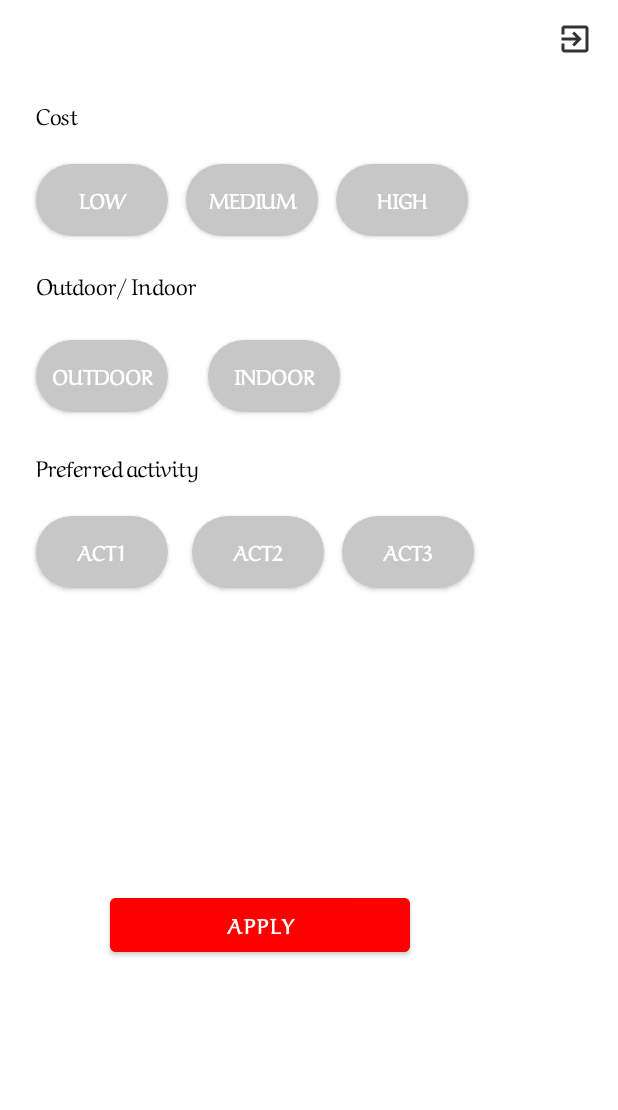
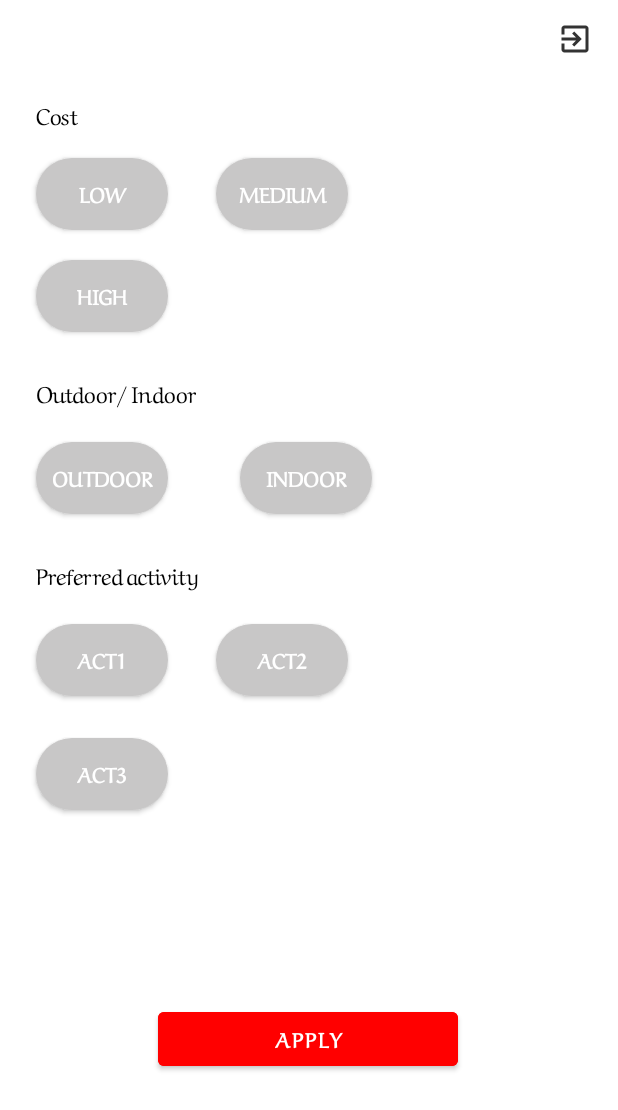
Before and after one commit to eezj35/OrbitalApp, an Android app: the layout popup.xml on its own in the app's theme, with its tools: preview values and no code run, on a phone screen of 412 x 824 dp. Shown: the top 1110 px of the screen. Run offline under Robolectric (Android 15) with nearby library versions, the phone set to English and light mode, and no system bars; Roboto replaces fonts that are not available here.

```diff
--- a/app/src/main/res/layout/popup.xml
+++ b/app/src/main/res/layout/popup.xml
@@ -34,11 +34,11 @@
         android:id="@+id/filter_btn_low"
         android:layout_width="wrap_content"
         android:layout_height="wrap_content"
+        android:layout_marginTop="16dp"
         android:background="@drawable/filter_button"
         android:text="Low"
         android:textColor="@color/white"
         android:textStyle="bold"
-        app:layout_constraintBottom_toTopOf="@+id/textView6"
         app:layout_constraintStart_toStartOf="@+id/textView4"
         app:layout_constraintTop_toBottomOf="@+id/textView4" />
 
@@ -46,7 +46,7 @@
         android:id="@+id/filter_btn_med"
         android:layout_width="wrap_content"
         android:layout_height="wrap_content"
-        android:layout_marginStart="12dp"
+        android:layout_marginStart="32dp"
         android:background="@drawable/filter_button"
         android:text="Medium"
         android:textColor="@color/white"
@@ -60,38 +60,24 @@
         android:id="@+id/filter_btn_high"
         android:layout_width="wrap_content"
         android:layout_height="wrap_content"
-        android:layout_marginStart="12dp"
+        android:layout_marginTop="20dp"
         android:background="@drawable/filter_button"
         android:text="High"
         android:textColor="@color/white"
         android:textStyle="bold"
-        app:layout_constraintBottom_toBottomOf="@+id/filter_btn_med"
-        app:layout_constraintStart_toEndOf="@+id/filter_btn_med"
-        app:layout_constraintTop_toTopOf="@+id/filter_btn_med"
-        app:layout_constraintVertical_bias="0.0" />
+        app:layout_constraintStart_toStartOf="@+id/filter_btn_low"
+        app:layout_constraintTop_toBottomOf="@+id/filter_btn_low" />
 
     <TextView
         android:id="@+id/textView6"
         android:layout_width="wrap_content"
         android:layout_height="wrap_content"
-        android:layout_marginTop="88dp"
+        android:layout_marginTop="160dp"
         android:text="Outdoor/ Indoor"
         android:textColor="@color/black"
         android:textSize="15dp"
         app:layout_constraintStart_toStartOf="@+id/textView4"
         app:layout_constraintTop_toBottomOf="@+id/textView4" />
-
-    <android.widget.Button
-        android:id="@+id/filter_btn_outdoor"
-        android:layout_width="wrap_content"
-        android:layout_height="wrap_content"
-        android:background="@drawable/filter_button"
-        android:text="Outdoor"
-        android:textColor="@color/white"
-        android:textStyle="bold"
-        app:layout_constraintBottom_toTopOf="@+id/textView5"
-        app:layout_constraintStart_toStartOf="@+id/textView6"
-        app:layout_constraintTop_toBottomOf="@+id/textView6" />
 
     <!--    <android.widget.Button-->
 <!--        android:id="@+id/filter_btn_both"-->
@@ -108,17 +94,27 @@
 <!--        app:layout_constraintVertical_bias="0.0" />-->
 
     <android.widget.Button
+        android:id="@+id/filter_btn_outdoor"
+        android:layout_width="wrap_content"
+        android:layout_height="wrap_content"
+        android:layout_marginTop="20dp"
+        android:background="@drawable/filter_button"
+        android:text="Outdoor"
+        android:textColor="@color/white"
+        android:textStyle="bold"
+        app:layout_constraintStart_toStartOf="@+id/textView6"
+        app:layout_constraintTop_toBottomOf="@+id/textView6" />
+
+    <android.widget.Button
         android:id="@+id/filter_btn_indoor"
         android:layout_width="wrap_content"
         android:layout_height="wrap_content"
-        android:layout_marginStart="24dp"
+        android:layout_marginStart="48dp"
         android:background="@drawable/filter_button"
         android:text="Indoor"
         android:textColor="@color/white"
         android:textStyle="bold"
         app:layout_constraintBottom_toBottomOf="@+id/filter_btn_outdoor"
-        app:layout_constraintEnd_toEndOf="@+id/filter_btn_high"
-        app:layout_constraintHorizontal_bias="0.033"
         app:layout_constraintStart_toEndOf="@+id/filter_btn_outdoor"
         app:layout_constraintTop_toTopOf="@+id/filter_btn_outdoor"
         app:layout_constraintVertical_bias="0.0" />
@@ -143,6 +139,7 @@
         android:text="Act1"
         android:textColor="@color/white"
         android:textStyle="bold"
+        android:padding="10dp"
         app:layout_constraintStart_toStartOf="@+id/textView5"
         app:layout_constraintTop_toBottomOf="@+id/textView5" />
 
@@ -150,8 +147,9 @@
         android:id="@+id/filter_btn_act2"
         android:layout_width="wrap_content"
         android:layout_height="wrap_content"
-        android:layout_marginStart="16dp"
+        android:layout_marginStart="32dp"
         android:background="@drawable/filter_button"
+        android:padding="10dp"
         android:text="Act2"
         android:textColor="@color/white"
         android:textStyle="bold"
@@ -164,15 +162,14 @@
         android:id="@+id/filter_btn_act3"
         android:layout_width="wrap_content"
         android:layout_height="wrap_content"
-        android:layout_marginStart="12dp"
+        android:layout_marginTop="28dp"
         android:background="@drawable/filter_button"
         android:text="Act3"
         android:textColor="@color/white"
         android:textStyle="bold"
-        app:layout_constraintBottom_toBottomOf="@+id/filter_btn_act2"
-        app:layout_constraintStart_toEndOf="@+id/filter_btn_act2"
-        app:layout_constraintTop_toTopOf="@+id/filter_btn_act2"
-        app:layout_constraintVertical_bias="0.0" />
+        android:padding="10dp"
+        app:layout_constraintStart_toStartOf="@+id/filter_btn_act1"
+        app:layout_constraintTop_toBottomOf="@+id/filter_btn_act1" />
 
     <Button
         android:id="@+id/filterApplyBtn"
@@ -185,10 +182,10 @@
         android:textStyle="bold"
         app:layout_constraintBottom_toBottomOf="parent"
         app:layout_constraintEnd_toEndOf="parent"
-        app:layout_constraintHorizontal_bias="0.345"
+        app:layout_constraintHorizontal_bias="0.497"
         app:layout_constraintStart_toStartOf="parent"
-        app:layout_constraintTop_toBottomOf="@+id/filter_btn_act2"
-        app:layout_constraintVertical_bias="0.495" />
+        app:layout_constraintTop_toBottomOf="@+id/filter_btn_act3"
+        app:layout_constraintVertical_bias="0.505" />
 
 
 </androidx.constraintlayout.widget.ConstraintLayout>
```
Also changed, not shown: app/src/main/java/com/example/orbital_app/MainActivity.java (+53 -40 lines).
